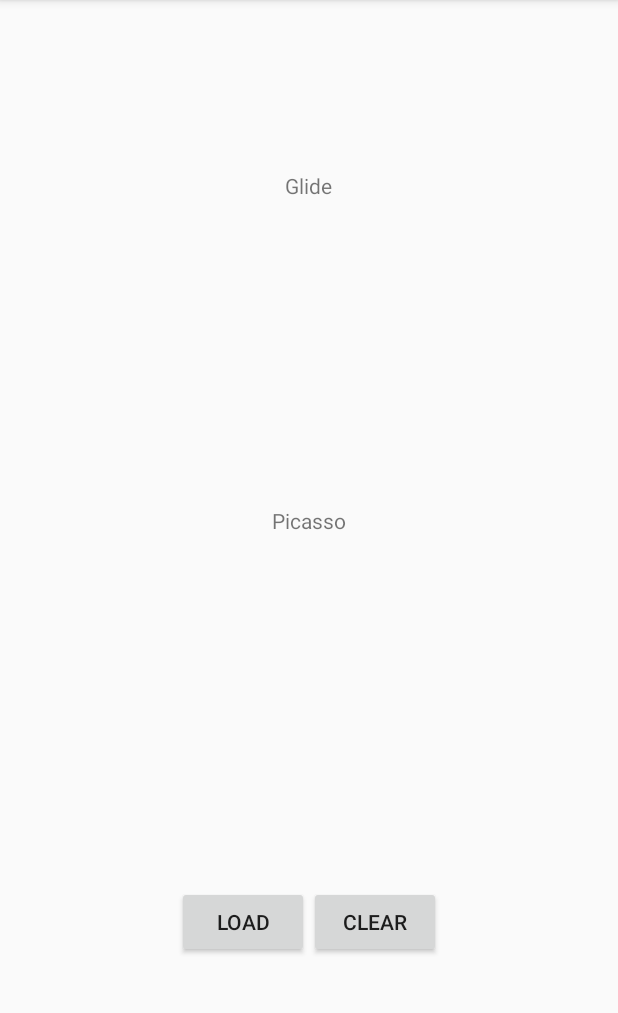
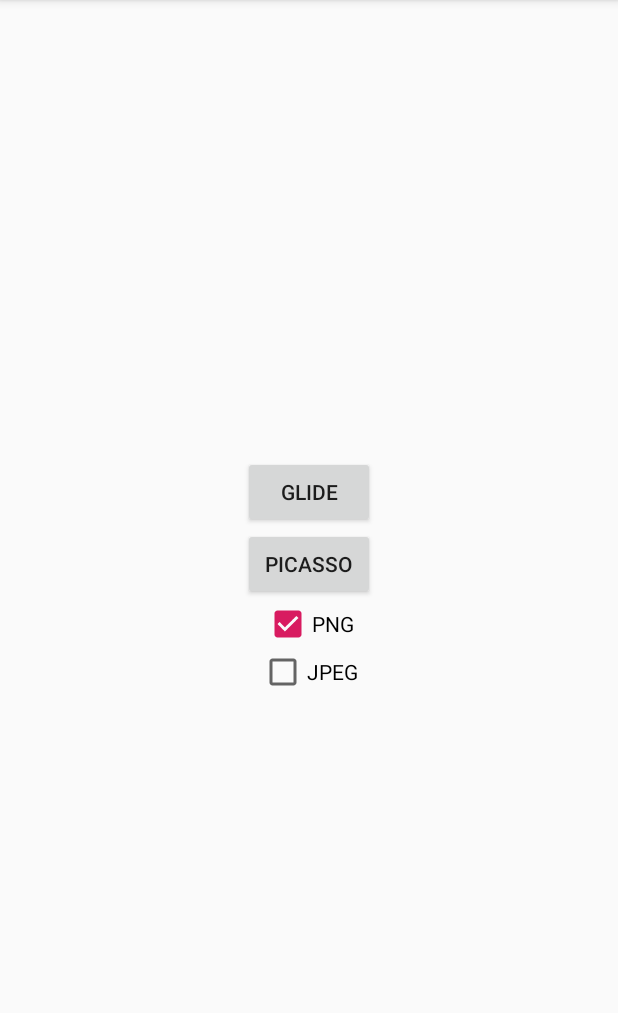
Before and after one commit to SergeLys/thesis, an Android app: the screen it shows after launch (MainActivity), on a phone screen of 412 x 824 dp, the part 84-1097 px from its top. Run offline under Robolectric (Android 15) with nearby library versions, the light colour scheme and no system bars.

Commit message:
Add image downloads with different format and extension

```diff
--- a/app/build.gradle
+++ b/app/build.gradle
@@ -25,6 +25,7 @@
     implementation 'androidx.constraintlayout:constraintlayout:1.1.3'
     implementation 'com.github.bumptech.glide:glide:4.10.0'
     implementation 'com.squareup.picasso:picasso:2.71828'
+    implementation 'androidx.recyclerview:recyclerview:1.1.0-beta05'
     testImplementation 'junit:junit:4.12'
     androidTestImplementation 'androidx.test.ext:junit:1.1.1'
     androidTestImplementation 'androidx.test.espresso:espresso-core:3.2.0'
--- a/app/src/main/AndroidManifest.xml
+++ b/app/src/main/AndroidManifest.xml
@@ -3,7 +3,7 @@
     xmlns:tools="http://schemas.android.com/tools"
     package="com.itmo.thesis">
 
-    <uses-permission android:name="android.permission.INTERNET"/>
+    <uses-permission android:name="android.permission.INTERNET" />
 
     <application
         android:allowBackup="true"
@@ -13,6 +13,7 @@
         android:supportsRtl="true"
         android:theme="@style/AppTheme"
         tools:ignore="GoogleAppIndexingWarning">
+        <activity android:name=".RecyclerViewActivity" />
         <activity android:name=".MainActivity">
             <intent-filter>
                 <action android:name="android.intent.action.MAIN" />
--- /dev/null
+++ b/app/src/main/java/com/itmo/thesis/Format.java
@@ -0,0 +1,6 @@
+package com.itmo.thesis;
+
+public enum Format {
+    PNG,
+    JPEG
+}
--- /dev/null
+++ b/app/src/main/java/com/itmo/thesis/Type.java
@@ -0,0 +1,6 @@
+package com.itmo.thesis;
+
+public enum Type {
+    GLIDE,
+    PICASSO
+}
--- a/app/src/main/res/layout/activity_main.xml
+++ b/app/src/main/res/layout/activity_main.xml
@@ -1,56 +1,36 @@
 <?xml version="1.0" encoding="utf-8"?>
-<androidx.constraintlayout.widget.ConstraintLayout xmlns:android="http://schemas.android.com/apk/res/android"
+<LinearLayout xmlns:android="http://schemas.android.com/apk/res/android"
     xmlns:tools="http://schemas.android.com/tools"
     android:layout_width="match_parent"
     android:layout_height="match_parent"
+    android:orientation="vertical"
+    android:gravity="center"
     tools:context=".MainActivity">
 
-    <LinearLayout
-        android:layout_width="match_parent"
-        android:layout_height="match_parent"
-        android:orientation="vertical"
-        android:gravity="center">
-
-        <TextView
+        <Button
+            android:id="@+id/btn_glide"
             android:layout_width="wrap_content"
             android:layout_height="wrap_content"
-            android:layout_marginTop="15dp"
-            android:text="@string/glide_label"/>
-        <ImageView
-            android:id="@+id/glide_img"
-            android:layout_width="200dp"
-            android:layout_height="200dp"
-            android:layout_margin="2dp"
-            tools:ignore="MissingConstraints" />
-        <TextView
+            android:text="@string/btn_glide"
+            android:onClick="onLibBtnClick"/>
+        <Button
+            android:id="@+id/btn_picasso"
             android:layout_width="wrap_content"
             android:layout_height="wrap_content"
-            android:text="@string/picasso_label"/>
-        <ImageView
-            android:id="@+id/picasso_img"
-            android:layout_width="200dp"
-            android:layout_height="200dp"
-            android:layout_margin="2dp"
-            tools:ignore="MissingConstraints" />
+            android:text="@string/btn_picasso"
+            android:onClick="onLibBtnClick"/>
 
-        <LinearLayout
+        <CheckBox
+            android:id="@+id/checkBoxPng"
             android:layout_width="wrap_content"
             android:layout_height="wrap_content"
-            android:orientation="horizontal"
-            android:layout_margin="30dp">
-
-            <Button
-                android:onClick="loadImages"
-                android:layout_width="wrap_content"
-                android:layout_height="wrap_content"
-                android:text="@string/btn_load"/>
-            <Button
-                android:onClick="clearImages"
-                android:layout_width="wrap_content"
-                android:layout_height="wrap_content"
-                android:text="@string/btn_clear"/>
-        </LinearLayout>
-
-    </LinearLayout>
-
-</androidx.constraintlayout.widget.ConstraintLayout>
+            android:checked="true"
+            android:text="@string/png"
+            android:onClick="onCheckBoxSelect"/>
+        <CheckBox
+            android:id="@+id/checkBoxJpeg"
+            android:layout_width="wrap_content"
+            android:layout_height="wrap_content"
+            android:text="@string/jpeg"
+            android:onClick="onCheckBoxSelect"/>
+</LinearLayout>
--- a/app/src/main/res/values/strings.xml
+++ b/app/src/main/res/values/strings.xml
@@ -4,4 +4,12 @@
     <string name="btn_clear">clear</string>
     <string name="picasso_label">Picasso</string>
     <string name="glide_label">Glide</string>
+    <string name="glide_btn">Glide</string>
+    <string name="btn_glide">Glide</string>
+    <string name="btn_picasso">Picasso</string>
+    <string name="png">PNG</string>
+    <string name="jpeg">JPEG</string>
+
+    <!-- images urls -->
+
 </resources>
```
Also changed, not shown: app/src/main/java/com/itmo/thesis/Image.java (added, +37 -0 lines), app/src/main/java/com/itmo/thesis/MainActivity.java (+30 -35 lines), app/src/main/java/com/itmo/thesis/RecyclerViewActivity.java (added, +38 -0 lines), app/src/main/java/com/itmo/thesis/adapters/GlideAdapter.java (added, +84 -0 lines), app/src/main/java/com/itmo/thesis/adapters/PicassoAdapter.java (added, +82 -0 lines), app/src/main/res/layout/activity_recycler_view.xml (added, +14 -0 lines), app/src/main/res/layout/list_item.xml (added, +56 -0 lines).
